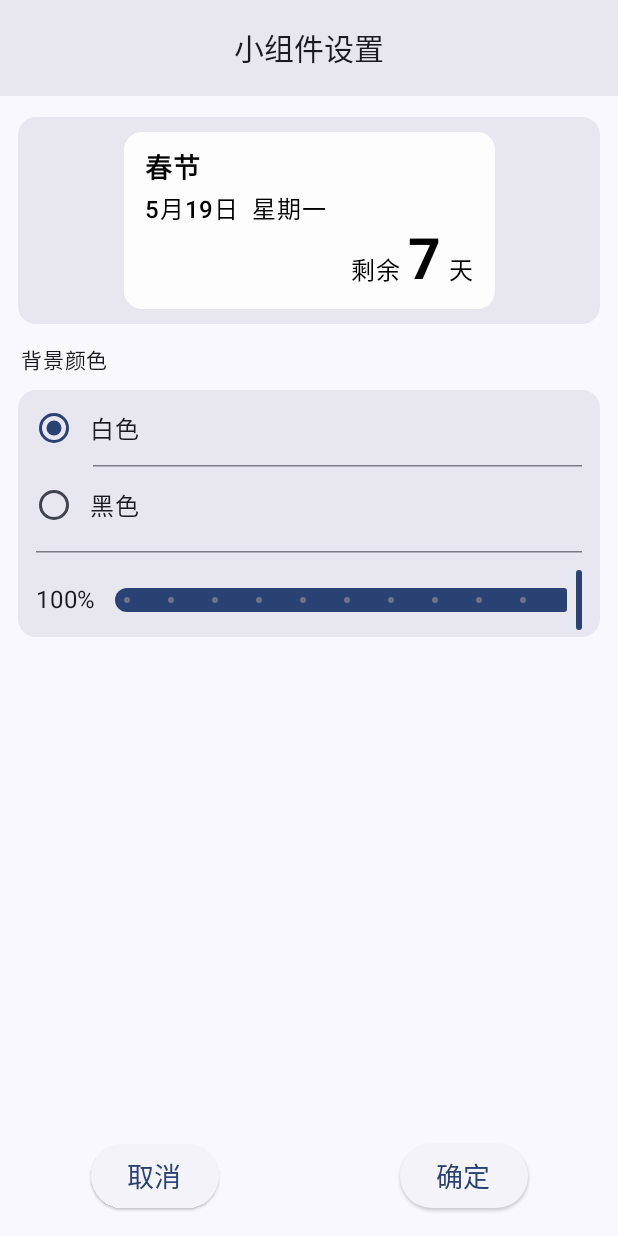
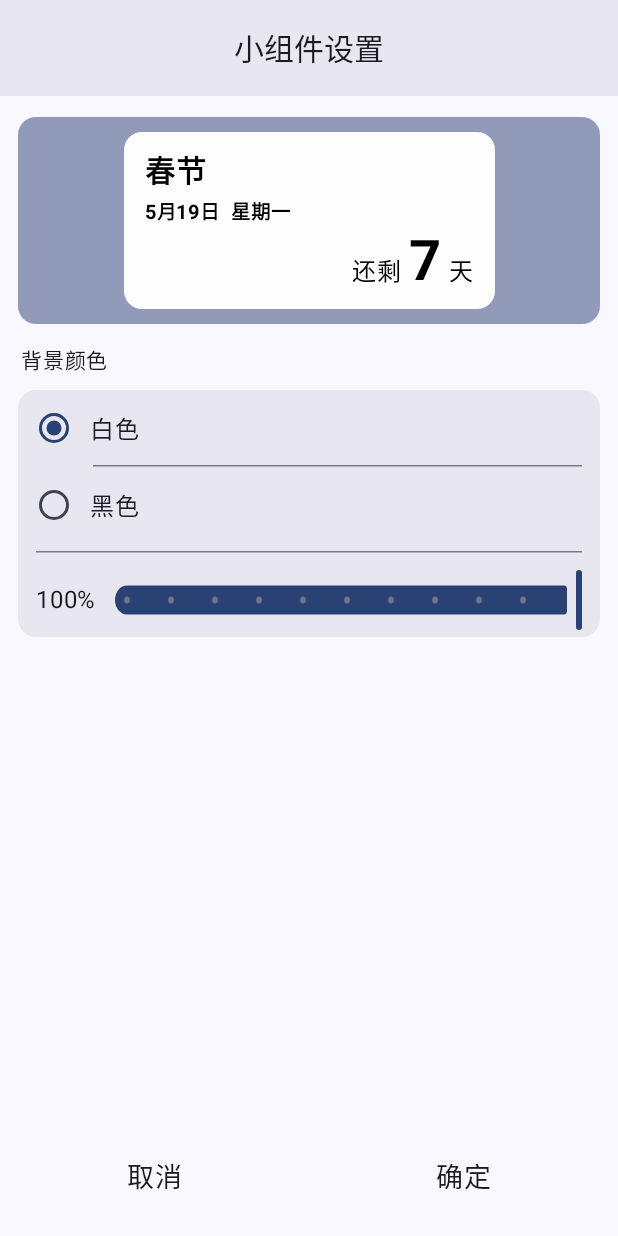
Before and after one commit to fansangg/EventsCountdown, an Android app built with Jetpack Compose: the composable WidgetSettingsPage called with empty values, on a phone screen of 412 x 824 dp. Run offline under Robolectric (Android 15) with nearby library versions, the phone set to English and light mode, and no system bars; our stand-ins replace Dagger/Hilt's generated code, Room's generated code; libraries missing offline, so code that uses them is left out: androidx.glance, androidx.glance.appwidget.

Commit message:
-bug修复 -小组件字体大小，样式调整

```diff
--- a/app/build.gradle.kts
+++ b/app/build.gradle.kts
@@ -13,8 +13,8 @@ android {
         applicationId = "fan.san.eventscountdown"
         minSdk = libs.versions.minSdk.get().toInt()
         targetSdk = libs.versions.targetSdk.get().toInt()
-        versionCode = 4
-        versionName = "1.3"
+        versionCode = 5
+        versionName = "1.3.1"
 
         testInstrumentationRunner = "androidx.test.runner.AndroidJUnitRunner"
         vectorDrawables {
--- a/app/src/main/java/fan/san/eventscountdown/page/WidgetSettingsPage.kt
+++ b/app/src/main/java/fan/san/eventscountdown/page/WidgetSettingsPage.kt
@@ -5,10 +5,12 @@ import android.content.Context
 import android.util.Log
 import androidx.activity.compose.BackHandler
 import androidx.compose.foundation.background
+import androidx.compose.foundation.clickable
 import androidx.compose.foundation.layout.Arrangement
 import androidx.compose.foundation.layout.Box
 import androidx.compose.foundation.layout.Column
 import androidx.compose.foundation.layout.Row
+import androidx.compose.foundation.layout.fillMaxHeight
 import androidx.compose.foundation.layout.fillMaxSize
 import androidx.compose.foundation.layout.fillMaxWidth
 import androidx.compose.foundation.layout.height
@@ -16,18 +18,19 @@ import androidx.compose.foundation.layout.padding
 import androidx.compose.foundation.layout.size
 import androidx.compose.foundation.selection.selectable
 import androidx.compose.foundation.shape.RoundedCornerShape
-import androidx.compose.material3.ElevatedButton
 import androidx.compose.material3.ExperimentalMaterial3Api
 import androidx.compose.material3.HorizontalDivider
 import androidx.compose.material3.MaterialTheme
 import androidx.compose.material3.RadioButton
 import androidx.compose.material3.Slider
+import androidx.compose.material3.SliderDefaults
 import androidx.compose.material3.Text
 import androidx.compose.runtime.Composable
 import androidx.compose.runtime.LaunchedEffect
 import androidx.compose.runtime.rememberCoroutineScope
 import androidx.compose.ui.Alignment
 import androidx.compose.ui.Modifier
+import androidx.compose.ui.draw.scale
 import androidx.compose.ui.platform.LocalConfiguration
 import androidx.compose.ui.platform.LocalContext
 import androidx.compose.ui.semantics.Role
@@ -58,8 +61,6 @@ fun WidgetSettingsPage(glanceId: Int) {
     Log.d("fansangg", "#WidgetSettingsPage: glanceId == $glanceId")
 
 
-    val width = LocalConfiguration.current.screenWidthDp
-    val height = LocalConfiguration.current.screenHeightDp
     val viewModel = hiltViewModel<SettingsViewModel>()
 
     LaunchedEffect(key1 = Unit) {
@@ -88,7 +89,7 @@ fun WidgetSettingsPage(glanceId: Int) {
                     .weight(1f)
             ) {
                 SpacerH(height = 14.dp)
-                WidgetPreview(width, height, viewModel)
+                WidgetPreview(viewModel)
                 SpacerH(height = 12.dp)
                 Text(
                     text = "背景颜色",
@@ -103,37 +104,49 @@ fun WidgetSettingsPage(glanceId: Int) {
             Row(
                 modifier = Modifier
                     .fillMaxWidth()
-                    .height(80.dp),
-                verticalAlignment = Alignment.CenterVertically,
-                horizontalArrangement = Arrangement.SpaceAround
+                    .height(80.dp)
             ) {
 
-                ElevatedButton(onClick = { cancelSetting(context) }) {
+                Box(
+                    modifier = Modifier
+                        .fillMaxHeight()
+                        .weight(1f)
+                        .padding(12.dp)
+                        .clickable {
+                            cancelSetting(context)
+                        }, contentAlignment = Alignment.Center
+                ) {
                     Text(
                         text = "取消",
                         fontSize = 18.sp
                     )
                 }
 
-                ElevatedButton(onClick = {
-                    (context as Activity).setResult(Activity.RESULT_OK)
-                    scope.launch {
-                        viewModel.updateWidgetInfos(glanceId)
-                        context.finish()
-                    }
-                }) {
 
+                Box(
+                    modifier = Modifier
+                        .fillMaxHeight()
+                        .weight(1f)
+                        .padding(12.dp)
+                        .clickable {
+                            (context as Activity).setResult(Activity.RESULT_OK)
+                            scope.launch {
+                                viewModel.updateWidgetInfos(glanceId)
+                                context.finish()
+                            }
+                        }, contentAlignment = Alignment.Center
+                ) {
                     Text(
                         text = "确定",
                         fontSize = 18.sp
                     )
                 }
-
             }
         }
     }
 }
 
+@OptIn(ExperimentalMaterial3Api::class)
 @Composable
 private fun AttributeSetting(viewModel: SettingsViewModel) {
     Column(
@@ -201,7 +214,9 @@ private fun AttributeSetting(viewModel: SettingsViewModel) {
                     viewModel.changeColor()
                 }, steps = 9, valueRange = 0f..1f, modifier = Modifier
                     .weight(1f)
-                    .height(40.dp)
+                    .height(40.dp), track = {
+                        SliderDefaults.Track(sliderState = it, modifier = Modifier.scale(scaleX = 1f, scaleY = 1.2f))
+                }
             )
         }
     }
@@ -209,16 +224,18 @@ private fun AttributeSetting(viewModel: SettingsViewModel) {
 
 @Composable
 private fun WidgetPreview(
-    width: Int,
-    height: Int,
-    viewModel: SettingsViewModel
+    viewModel: SettingsViewModel,
 ) {
+
+    val width = LocalConfiguration.current.screenWidthDp
+    val height = LocalConfiguration.current.screenHeightDp
+
     Column(
         modifier = Modifier
             .fillMaxWidth()
             .padding(horizontal = 12.dp)
             .background(
-                MaterialTheme.colorScheme.surfaceContainerHigh,
+                MaterialTheme.colorScheme.primary.copy(alpha = .5f),
                 shape = RoundedCornerShape(12.dp)
             )
             .padding(vertical = 10.dp),
@@ -240,17 +257,15 @@ private fun WidgetPreview(
             Column(modifier = Modifier.fillMaxSize()) {
                 Text(
                     text = viewModel.nextEvents.title.ifEmpty { "春节" },
-                    fontSize = 18.sp,
-                    fontWeight = FontWeight.W600,
+                    fontSize = 20.sp,
+                    fontWeight = FontWeight.W700,
                     color = viewModel.currentColor.dynamicTextColor
                 )
 
-                SpacerH(height = 2.dp)
-
                 Text(
                     text = "${viewModel.nextEvents.startDateTime.formatMd}  ${viewModel.nextEvents.startDateTime.getWeekDay}",
-                    fontSize = 16.sp,
-                    fontWeight = FontWeight.W500,
+                    fontSize = 13.sp,
+                    fontWeight = FontWeight.W700,
                     color = viewModel.currentColor.dynamicTextColor
                 )
 
@@ -260,7 +275,7 @@ private fun WidgetPreview(
                 ) {
                     Row {
                         Text(
-                            text = "剩余 ",
+                            text = "还剩 ",
                             modifier = Modifier.alignByBaseline(),
                             fontSize = 16.sp,
                             color = viewModel.currentColor.dynamicTextColor
@@ -268,7 +283,7 @@ private fun WidgetPreview(
                         Text(
                             text = CommonUtil.getDaysDiff(viewModel.nextEvents.startDateTime),
                             modifier = Modifier.alignByBaseline(),
-                            fontSize = 38.sp,
+                            fontSize = 37.sp,
                             color = viewModel.currentColor.dynamicTextColor,
                             fontWeight = FontWeight.W700
                         )
--- a/app/src/main/java/fan/san/eventscountdown/viewmodel/SettingsViewModel.kt
+++ b/app/src/main/java/fan/san/eventscountdown/viewmodel/SettingsViewModel.kt
@@ -16,6 +16,7 @@ import fan.san.eventscountdown.repository.CountdownRepository
 import fan.san.eventscountdown.repository.WidgetsInfoRepository
 import kotlinx.coroutines.Dispatchers
 import kotlinx.coroutines.launch
+import kotlinx.coroutines.withContext
 import javax.inject.Inject
 import kotlin.math.roundToInt
 import kotlin.time.Duration.Companion.days
@@ -45,7 +46,9 @@ class SettingsViewModel @Inject constructor(
         viewModelScope.launch(Dispatchers.IO) {
             val nextEventsList = countdownRepository.getNextEvents()
             if (nextEventsList.isNotEmpty()) {
-                nextEvents = nextEventsList.first()
+                withContext(Dispatchers.Main){
+                    nextEvents = nextEventsList.first()
+                }
             }
         }
     }
```
Also changed, not shown: app/src/main/java/fan/san/eventscountdown/widget/EventsCountdownWidget.kt (+4 -8 lines), 3 other files.
